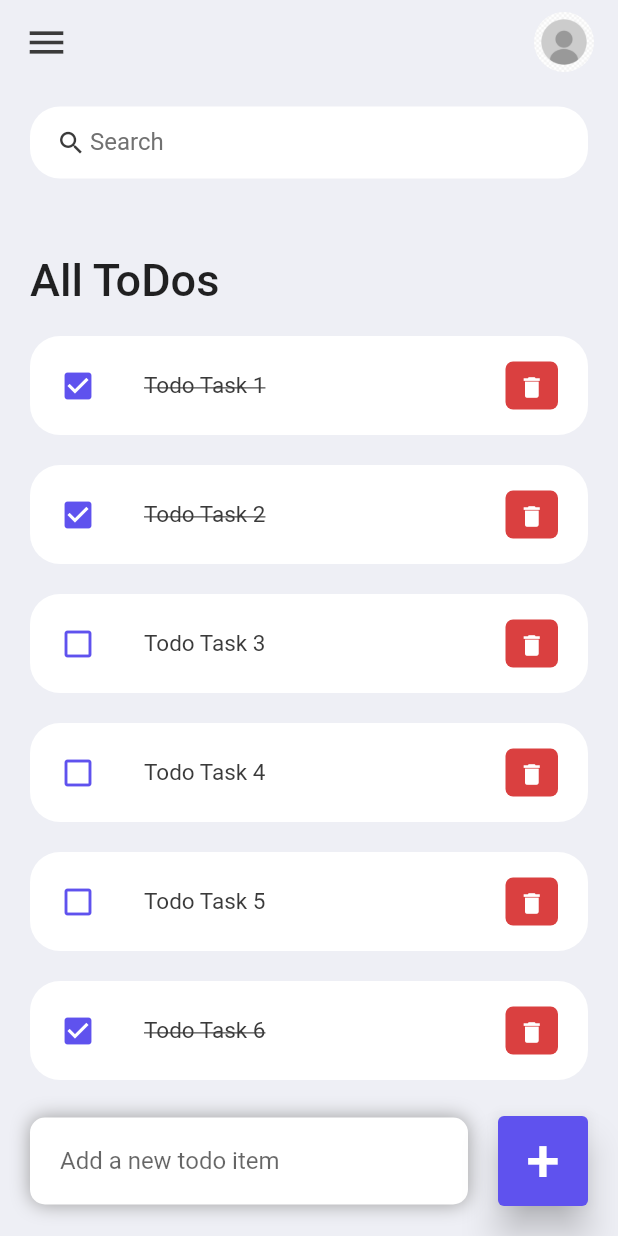
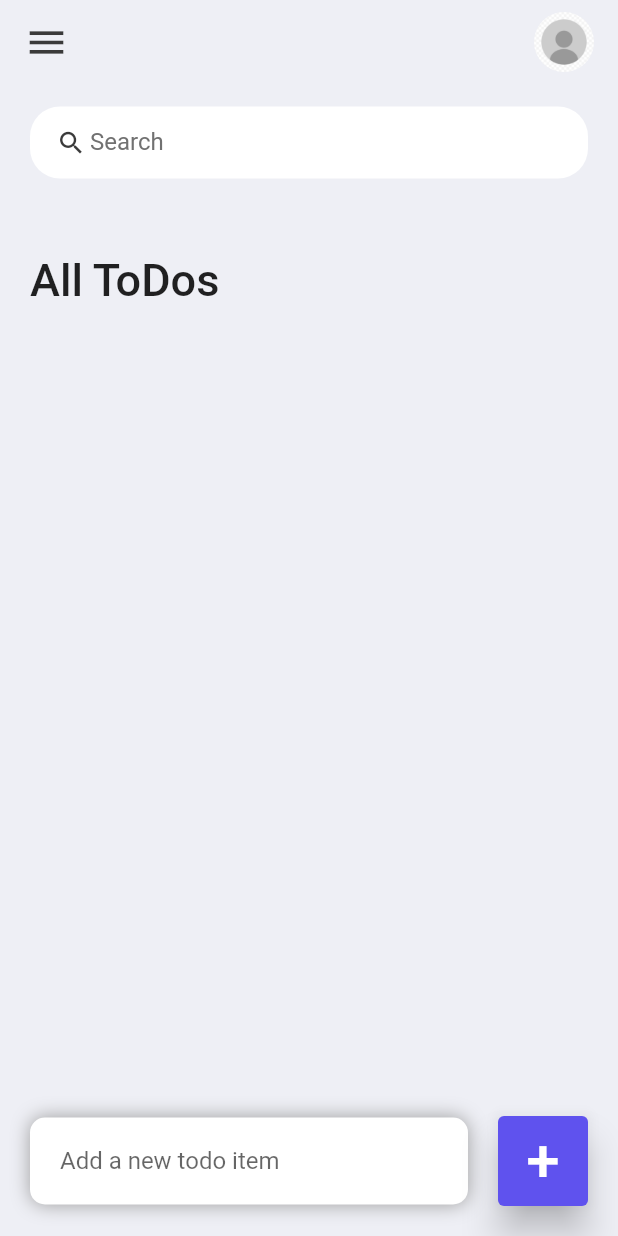
Before and after one commit to BlakeSharp/TodoListApp, a Flutter app: the screen it shows after launch, on a phone screen of 412 x 824 dp. Run offline on Flutter 3.47's test engine with Material 2 defaults, Android fonts, the phone set to English and light mode, and no system bars.

Commit message:
All functionalities implemented

```diff
--- a/lib/model/todo.dart
+++ b/lib/model/todo.dart
@@ -5,22 +5,6 @@ class ToDo {
 
   ToDo({required this.id, required this.todoText, this.isDone = false});
   static List<ToDo> todoList() {
-    return [
-      ToDo(id: '01', todoText: 'Todo Task 1', isDone: true),
-      ToDo(id: '02', todoText: 'Todo Task 2', isDone: true),
-      ToDo(
-        id: '03',
-        todoText: 'Todo Task 3',
-      ),
-      ToDo(
-        id: '04',
-        todoText: 'Todo Task 4',
-      ),
-      ToDo(
-        id: '05',
-        todoText: 'Todo Task 5',
-      ),
-      ToDo(id: '06', todoText: 'Todo Task 6', isDone: true),
-    ];
+    return [];
   }
 }
--- a/lib/screens/home.dart
+++ b/lib/screens/home.dart
@@ -14,6 +14,12 @@ class _HomeState extends State<Home> {
   final todosList = ToDo.todoList();
   List<ToDo> _foundToDo = [];
   final _todoController = TextEditingController();
+
+  @override
+  void initState() {
+    _foundToDo = todosList;
+    super.initState();
+  }
 
   @override
   Widget build(BuildContext context) {
@@ -45,7 +51,7 @@ class _HomeState extends State<Home> {
                               fontSize: 30, fontWeight: FontWeight.w500),
                         ),
                       ),
-                      for (ToDo todoo in todosList)
+                      for (ToDo todoo in _foundToDo.reversed)
                         ToDoItem(
                           todo: todoo,
                           onToDoChanged: _handleToDoChange,
@@ -134,12 +140,30 @@ class _HomeState extends State<Home> {
     _todoController.clear();
   }
 
+  void _runFilter(String enteredKeyword) {
+    List<ToDo> results = [];
+    if (enteredKeyword.isEmpty) {
+      results = todosList;
+    } else {
+      results = todosList
+          .where((item) => item.todoText!
+              .toLowerCase()
+              .contains(enteredKeyword.toLowerCase()))
+          .toList();
+    }
+
+    setState(() {
+      _foundToDo = results;
+    });
+  }
+
   Widget searchBox() {
     return Container(
       padding: EdgeInsets.symmetric(horizontal: 15),
       decoration: BoxDecoration(
           color: Colors.white, borderRadius: BorderRadius.circular(20)),
       child: TextField(
+        onChanged: ((value) => _runFilter(value)),
         decoration: InputDecoration(
             contentPadding: EdgeInsets.all(0),
             prefixIcon: Icon(Icons.search, color: tdBlack, size: 20),
```
